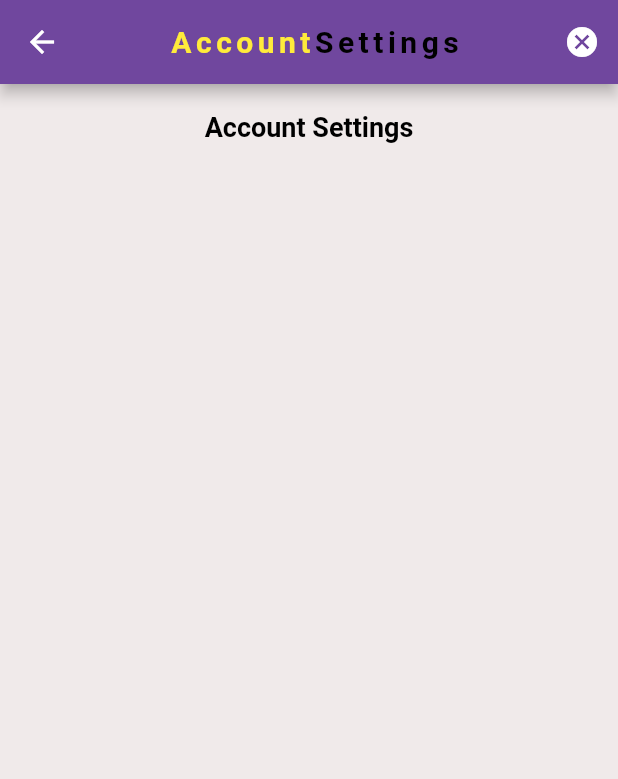
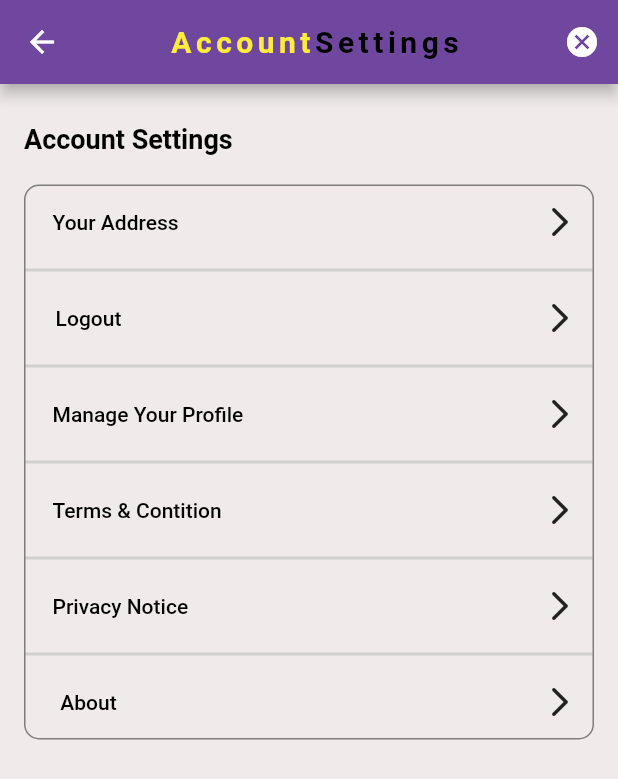
Before and after one commit to MuhammedNihalcp/E-commerce-App, a Flutter app: the ScreenAccountSetting screen opened directly with empty values, on a phone screen of 412 x 824 dp. Shown: the top 779 px of the screen. Run offline on Flutter 3.47's test engine with Material 2 defaults, Android fonts, the phone set to English and light mode, and no system bars; our stand-ins replace carousel_slider, dio, flutter_otp_text_field, flutter_rating_bar, flutter_secure_storage, get and 4 more; missing offline and left inert: flutter_custom_cards; accounts and stored records are empty; network calls fail.

Commit message:
update account settings

```diff
--- a/lib/Screens/account_setting/view/account_setting.dart
+++ b/lib/Screens/account_setting/view/account_setting.dart
@@ -16,8 +16,6 @@ class ScreenAccountSetting extends StatelessWidget {
   final double height;
 
   final accountC = Get.put(AcountController());
-
-
 
   @override
   Widget build(BuildContext context) {
@@ -50,7 +48,7 @@ class ScreenAccountSetting extends StatelessWidget {
         actions: [
           IconButton(
             onPressed: () {
-              // cartC.goToCartFromProduct();
+              Get.back();
             },
             icon: const Icon(Icons.cancel),
           ),
@@ -64,41 +62,147 @@ class ScreenAccountSetting extends StatelessWidget {
           child: Padding(
         padding: const EdgeInsets.all(8.0),
         child: SingleChildScrollView(
+          child: Padding(
+            padding: const EdgeInsets.all(8.0),
             child: Column(
+              crossAxisAlignment: CrossAxisAlignment.start,
               children: [
                 kHeight10,
                 const Text(
                   'Account Settings',
                   style: accountTextStyle,
                 ),
+                kHeight20,
                 Container(
                   width: double.infinity,
-                height: height,
                   decoration: BoxDecoration(
                     borderRadius: BorderRadius.circular(10),
                     border: Border.all(
                       color: lightgrey,
                     ),
                   ),
-                child: ListView.separated(
-                  itemBuilder: (context, index) {
-                    return Row(
+                  child: Column(
+                    children: [
+                      Padding(
+                        padding: const EdgeInsets.symmetric(horizontal: 10),
+                        child: Row(
                           mainAxisAlignment: MainAxisAlignment.spaceBetween,
                           children: [
-
-                        const Icon(Icons.arrow_forward_ios_rounded)
+                            TextButton(
+                              onPressed: () {
+                                Get.to(() => AddAccountPage());
+                              },
+                              child: const Text(
+                                'Your Address',
+                                style: accountsettingTextstyle,
+                              ),
+                            ),
+                            arrowIcon
                           ],
-                    );
+                        ),
+                      ),
+                      const Divider(
+                        thickness: 2,
+                      ),
+                      Padding(
+                        padding: const EdgeInsets.symmetric(horizontal: 10),
+                        child: Row(
+                          mainAxisAlignment: MainAxisAlignment.spaceBetween,
+                          children: [
+                            TextButton(
+                              onPressed: () {
+                                accountC.logout();
                               },
-                  separatorBuilder: (context, index) {
-                    return const Divider(
+                              child: const Text(
+                                'Logout',
+                                style: accountsettingTextstyle,
+                              ),
+                            ),
+                            arrowIcon
+                          ],
+                        ),
+                      ),
+                      const Divider(
                         thickness: 2,
-                    );
-                  },
-                  itemCount:  10,
+                      ),
+                      Padding(
+                        padding: const EdgeInsets.symmetric(horizontal: 10),
+                        child: Row(
+                          mainAxisAlignment: MainAxisAlignment.spaceBetween,
+                          children: [
+                            TextButton(
+                              onPressed: () {},
+                              child: const Text(
+                                'Manage Your Profile',
+                                style: accountsettingTextstyle,
+                              ),
+                            ),
+                            arrowIcon
+                          ],
+                        ),
+                      ),
+                      const Divider(
+                        thickness: 2,
+                      ),
+                      Padding(
+                        padding: const EdgeInsets.symmetric(horizontal: 10),
+                        child: Row(
+                          mainAxisAlignment: MainAxisAlignment.spaceBetween,
+                          children: [
+                            TextButton(
+                              onPressed: () {},
+                              child: const Text(
+                                'Terms & Contition',
+                                style: accountsettingTextstyle,
+                              ),
+                            ),
+                            arrowIcon
+                          ],
+                        ),
+                      ),
+                      const Divider(
+                        thickness: 2,
+                      ),
+                      Padding(
+                        padding: const EdgeInsets.symmetric(horizontal: 10),
+                        child: Row(
+                          mainAxisAlignment: MainAxisAlignment.spaceBetween,
+                          children: [
+                            TextButton(
+                              onPressed: () {},
+                              child: const Text(
+                                'Privacy Notice',
+                                style: accountsettingTextstyle,
+                              ),
+                            ),
+                            arrowIcon
+                          ],
+                        ),
+                      ),
+                      const Divider(
+                        thickness: 2,
+                      ),
+                      Padding(
+                        padding: const EdgeInsets.symmetric(horizontal: 10),
+                        child: Row(
+                          mainAxisAlignment: MainAxisAlignment.spaceBetween,
+                          children: [
+                            TextButton(
+                              onPressed: () {},
+                              child: const Text(
+                                'About',
+                                style: accountsettingTextstyle,
+                              ),
+                            ),
+                            arrowIcon
+                          ],
+                        ),
+                      ),
+                    ],
                   ),
                 )
               ],
+            ),
           ),
         ),
       )),
--- a/lib/core/text_style.dart
+++ b/lib/core/text_style.dart
@@ -41,3 +41,11 @@ const accountSeeall = TextStyle(
   color: seeall,
   fontSize: 14,
 );
+
+const accountsettingTextstyle = TextStyle(
+  color: colorBlack,
+);
+
+const arrowIcon = Icon(
+  Icons.arrow_forward_ios_rounded,
+);
```
Lines whose indentation alone changed are shown as unchanged.
